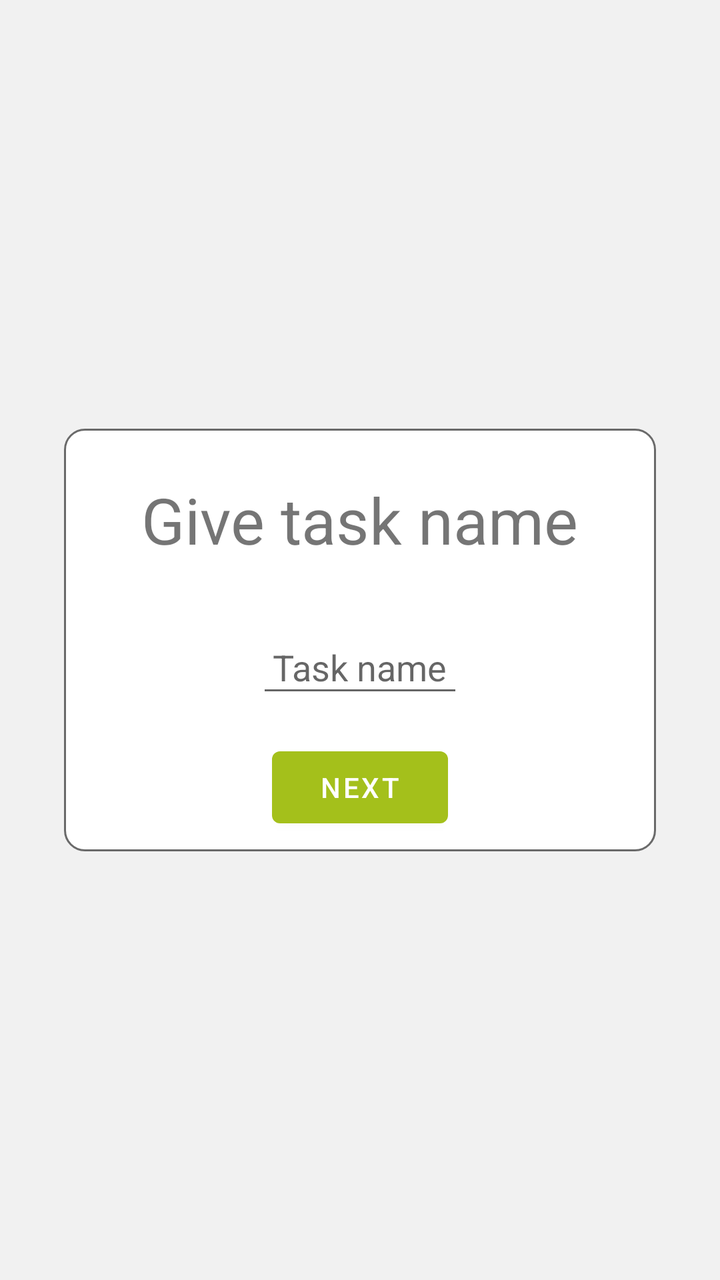
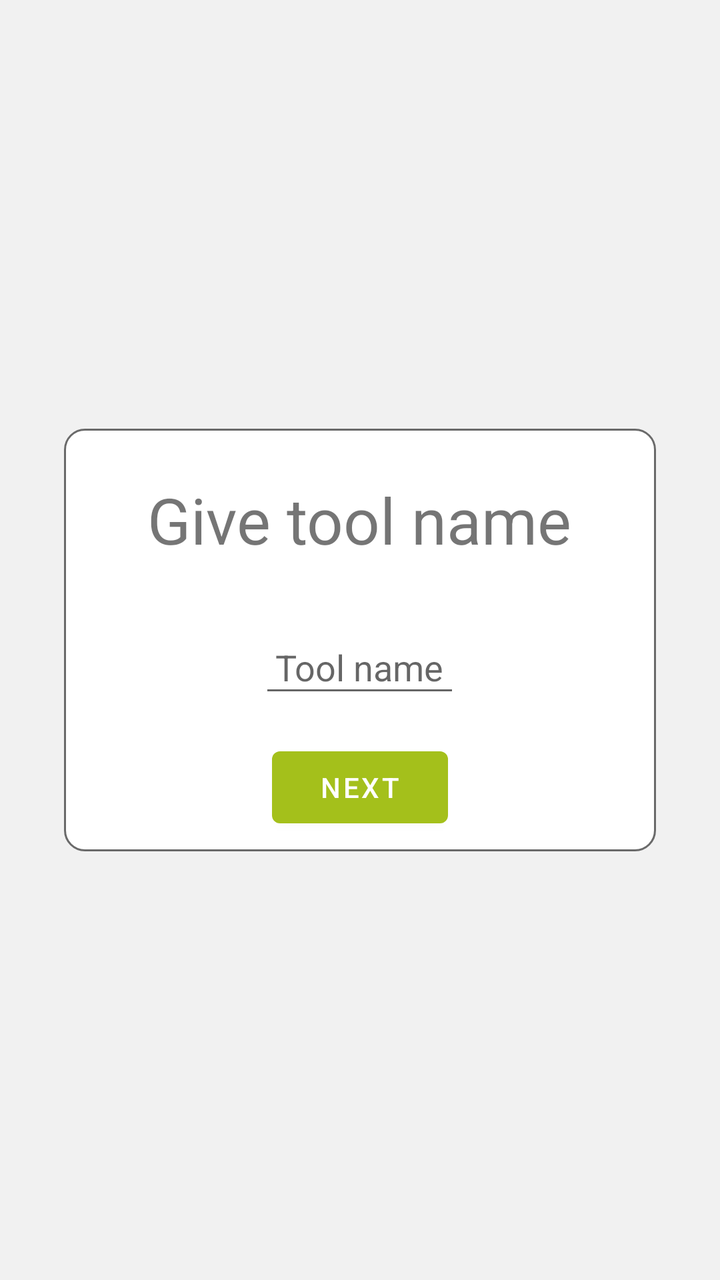

An Android layout rendered at two revisions. The XML below is the earlier revision; the diff shows what the commit changed to produce the second picture.
<!-- AndroidManifest.xml: application theme AppTheme -->
<!-- res/layout/fragment_tool_management_name.xml -->
<?xml version="1.0" encoding="utf-8"?>
<layout xmlns:android="http://schemas.android.com/apk/res/android"
    xmlns:app="http://schemas.android.com/apk/res-auto">

    <data>

        <variable
            name="viewModel"
            type="eu.agribot.agribotapp.ui.fragment.toolmanagement.toolname.ToolNameViewModel" />
    </data>

    <androidx.constraintlayout.widget.ConstraintLayout
        android:layout_width="match_parent"
        android:layout_height="match_parent"
        android:background="#f1f1f1">


        <LinearLayout
            android:layout_width="match_parent"
            android:layout_height="wrap_content"
            android:layout_margin="@dimen/margin_xxlarge"
            android:layout_marginStart="@dimen/margin_xxlarge"
            android:layout_marginEnd="@dimen/margin_xxlarge"
            android:background="@drawable/rounded_corner_layout"
            android:gravity="center"
            android:orientation="vertical"
            app:layout_constraintBottom_toBottomOf="parent"
            app:layout_constraintEnd_toEndOf="parent"
            app:layout_constraintStart_toStartOf="parent"
            app:layout_constraintTop_toTopOf="parent">


            <TextView
                android:layout_width="wrap_content"
                android:layout_height="wrap_content"
                android:layout_gravity="center"
                android:layout_margin="@dimen/margin_xlarge"
                android:text="@string/type_task_name"
                android:textSize="@dimen/margin_xxlarge" />


            <EditText
                android:layout_width="wrap_content"
                android:layout_height="wrap_content"
                android:layout_gravity="center"
                android:layout_margin="@dimen/margin_medium"
                android:hint="@string/task_name_text"
                android:onTextChanged="@{(text, start, before, count) -> viewModel.onTaskNameChanged(text)}"
                android:padding="@dimen/margin_medium" />


            <com.google.android.material.button.MaterialButton
                android:layout_width="wrap_content"
                android:layout_height="wrap_content"
                android:layout_gravity="center"
                android:layout_margin="@dimen/margin_medium"
                android:onClick="@{()-> viewModel.onNextButtonClicked()}"
                android:text="@string/next_button"
                android:textSize="@dimen/text_size_medium" />


        </LinearLayout>

    </androidx.constraintlayout.widget.ConstraintLayout>


</layout>
<!-- resources referenced by this layout -->
<resources>
  <dimen name="margin_medium">8dp</dimen>
  <dimen name="margin_xlarge">24dp</dimen>
  <dimen name="margin_xxlarge">32dp</dimen>
  <dimen name="text_size_medium">14sp</dimen>
  <!-- drawable rounded_corner_layout (drawable) -->
  <?xml version="1.0" encoding="utf-8"?>
  <shape xmlns:android="http://schemas.android.com/apk/res/android">
  
      <solid android:color="@android:color/white"/>
      <corners android:radius="10dp"/>
      <stroke
          android:width="1dp"
          android:color="@color/gray" />
  
  </shape>
  <string name="next_button">Next</string>
  <string name="task_name_text">Task name</string>
  <string name="type_task_name">Give task name</string>
  <style name="AppTheme" parent="Theme.MaterialComponents.Light.DarkActionBar">
          
          <item name="colorPrimary">@color/colorPrimary</item>
          <item name="colorPrimaryDark">@color/colorPrimaryDark</item>
          <item name="colorAccent">@color/colorAccent</item>
      </style>
  <color name="gray">#6A6A6A</color>
  <color name="colorPrimary">@color/base_green</color>
  <color name="colorPrimaryDark">@color/base_green_darker</color>
  <color name="colorAccent">@color/gray</color>
  <color name="base_green">#a4c01b</color>
  <color name="base_green_darker">#839915</color>
</resources>

<!-- the commit's change to res/layout/fragment_tool_management_name.xml (unified diff, before → after) -->
@@ -35,7 +35,7 @@
                 android:layout_height="wrap_content"
                 android:layout_gravity="center"
                 android:layout_margin="@dimen/margin_xlarge"
-                android:text="@string/type_task_name"
+                android:text="@string/type_tool_name"
                 android:textSize="@dimen/margin_xxlarge" />
 
 
@@ -44,7 +44,7 @@
                 android:layout_height="wrap_content"
                 android:layout_gravity="center"
                 android:layout_margin="@dimen/margin_medium"
-                android:hint="@string/task_name_text"
+                android:hint="@string/tool_name"
                 android:onTextChanged="@{(text, start, before, count) -> viewModel.onTaskNameChanged(text)}"
                 android:padding="@dimen/margin_medium" />
 
<!-- resource entries referenced after the edit -->
@@ -16,8 +16,8 @@
   
   </shape>
   <string name="next_button">Next</string>
-  <string name="task_name_text">Task name</string>
-  <string name="type_task_name">Give task name</string>
+  <string name="tool_name">Tool name</string>
+  <string name="type_tool_name">Give tool name</string>
   <style name="AppTheme" parent="Theme.MaterialComponents.Light.DarkActionBar">
           
           <item name="colorPrimary">@color/colorPrimary</item>
